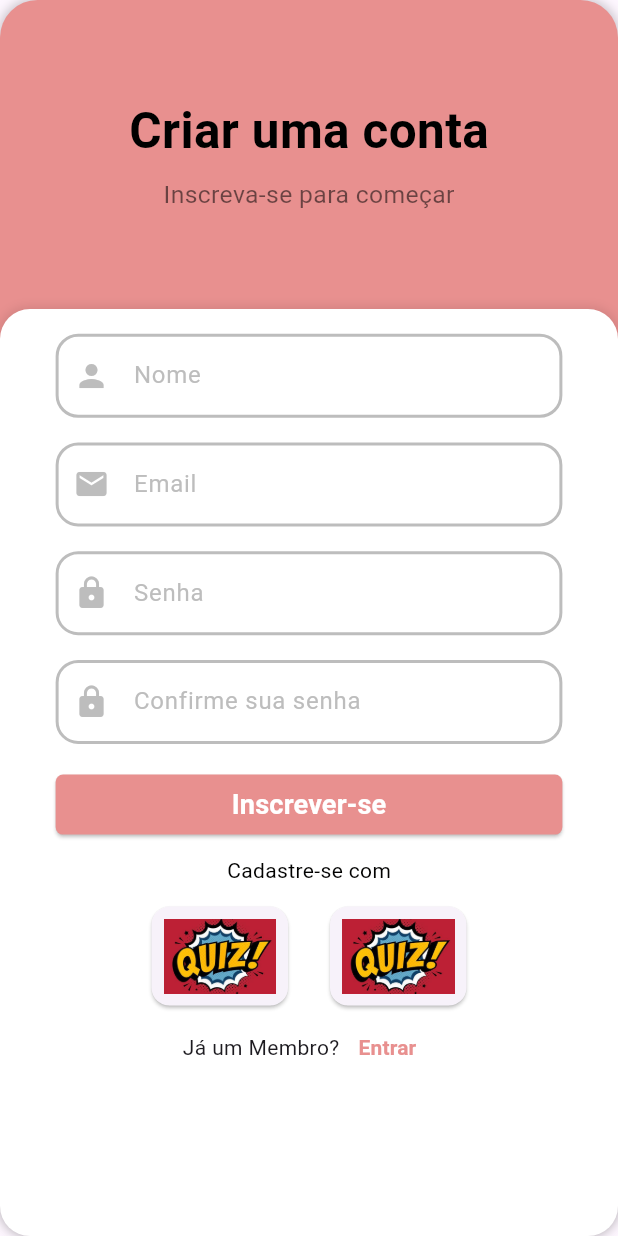
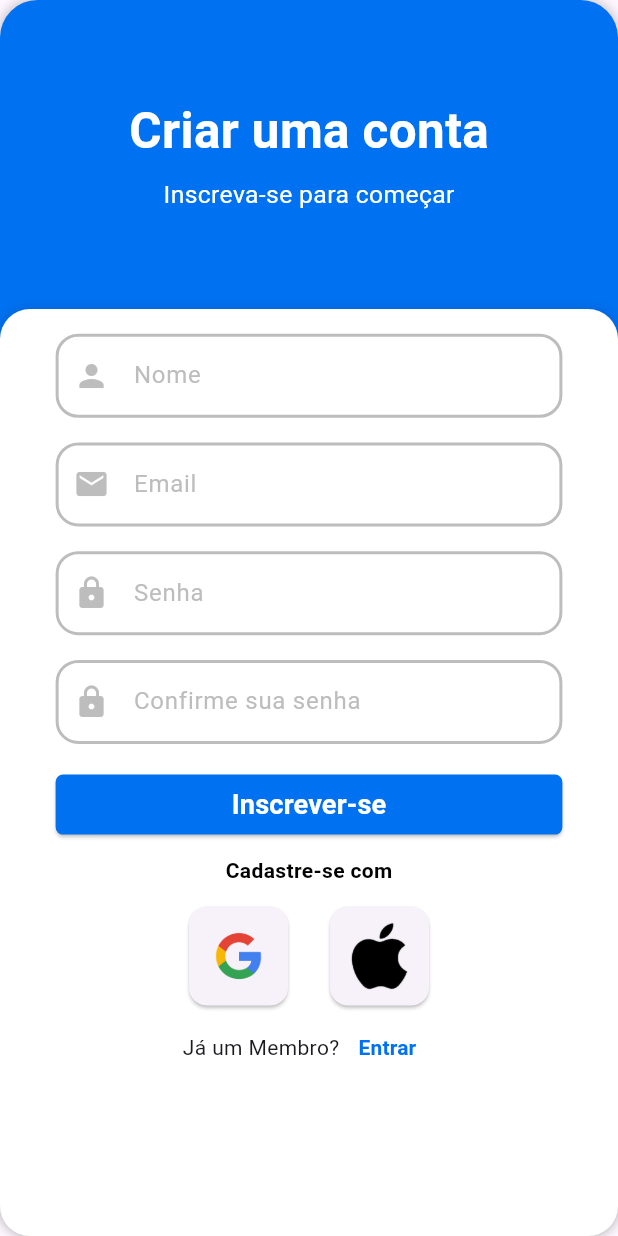
Before and after one commit to JohanVPS/Quiz, a Flutter app: the SignupScreen screen opened directly, on a phone screen of 412 x 824 dp. Run offline on Flutter 3.47's test engine with Material 3 defaults, Android fonts, the phone set to English and light mode, and no system bars; our stand-ins replace cloud_firestore, firebase_auth, firebase_core; accounts and stored records are empty.

Commit message:
Mudanças na estilização

```diff
--- a/quiz/lib/screens/SignupScreen.dart
+++ b/quiz/lib/screens/SignupScreen.dart
@@ -99,7 +99,7 @@ class _SignupScreenState extends State<SignupScreen> {
                   style: TextStyle(
                     fontWeight: FontWeight.bold,
                     fontSize: size.width * 0.08,
-                    color: Colors.black,
+                    color: Colors.white,
                   ),
                 ),
                 SizedBox(height: size.height * 0.01),
@@ -107,7 +107,7 @@ class _SignupScreenState extends State<SignupScreen> {
                   'Inscreva-se para começar',
                   style: TextStyle(
                     fontSize: size.width * 0.04,
-                    color: Colors.black54,
+                    color: Colors.white,
                   ),
                 ),
               ],
@@ -218,7 +218,10 @@ class _SignupScreenState extends State<SignupScreen> {
                         padding: const EdgeInsets.symmetric(vertical: 10),
                         child: Text(
                           'Cadastre-se com',
-                          style: TextStyle(color: corPreta()),
+                          style: TextStyle(
+                            color: corLetra(),
+                            fontWeight: FontWeight.bold,
+                          ),
                         ),
                       ),
                       Row(
@@ -230,7 +233,7 @@ class _SignupScreenState extends State<SignupScreen> {
                                 // Lógica de login com Google
                               },
                               icon: Image.asset(
-                                'lib/assets/quiz_img.jpg',
+                                'lib/assets/google_icon.png',
                                 height: 50,
                               ),
                             ),
@@ -244,7 +247,7 @@ class _SignupScreenState extends State<SignupScreen> {
                                 // Lógica de login com Apple
                               },
                               icon: Image.asset(
-                                'lib/assets/quiz_img.jpg',
+                                'lib/assets/apple_icon.png',
                                 height: 50,
                               ),
                             ),
--- a/quiz/lib/widgets/cores.dart
+++ b/quiz/lib/widgets/cores.dart
@@ -33,13 +33,17 @@ Color corCinzaClaro() {
 }
 
 Color corFundo() {
-  return const Color(0xFFFCCCCC);
+  return const Color(0xFF0071F1);
 }
 
 Color corDestaque() {
-  return const Color(0xFFE8908F);
+  return const Color(0xFF0071F1);
 }
 
 Color corLetra() {
+  return const Color(0xFF010100);
+}
+
+Color corTitulo(){
   return const Color(0xFFFFFFFF);
 }
--- a/quiz/pubspec.yaml
+++ b/quiz/pubspec.yaml
@@ -73,6 +73,9 @@ flutter:
     - lib/assets/mulher_maravilha.jpg
     - lib/assets/viloes.jpg
     - lib/assets/capuz_vermelho.jpeg
+    - lib/assets/apple_icon.png
+    - lib/assets/google_icon.png
+    - lib/assets/dc_logo.png
   # To add assets to your application, add an assets section, like this:
   # assets:
   #   - images/a_dot_burr.jpeg
```
Also changed, not shown: quiz/lib/screens/loginScreen.dart (+6 -6 lines), quiz/lib/assets/apple_icon.png (added), quiz/lib/assets/dc_logo.png (added), quiz/lib/assets/google_icon.png (added).
